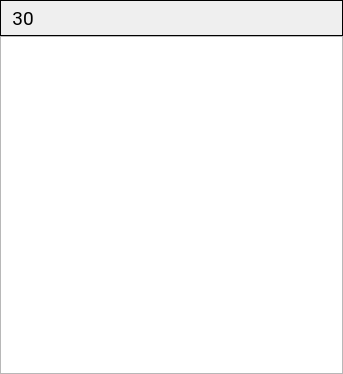
This is VPaHMI/CourseWork/headertableitem.ui in MangriMen/SibSUTIS5semester as Qt 5 draws it before an edit. The edited form follows.
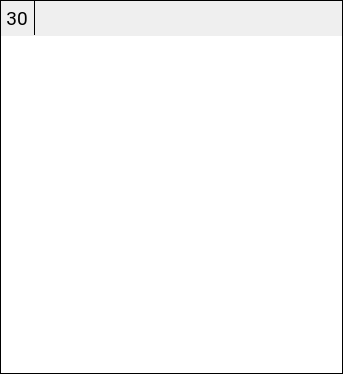
This is the edited form. Icons and pictures are not drawn.

```diff
--- a/VPaHMI/CourseWork/headertableitem.ui
+++ b/VPaHMI/CourseWork/headertableitem.ui
@@ -13,6 +13,11 @@
   <property name="windowTitle">
    <string>Form</string>
   </property>
+  <property name="styleSheet">
+   <string notr="true">#frameHeader {
+	border-bottom: 1px solid black;
+}</string>
+  </property>
   <layout class="QGridLayout" name="gridLayout">
    <property name="leftMargin">
     <number>0</number>
@@ -30,6 +35,36 @@
     <number>0</number>
    </property>
    <item row="1" column="0" colspan="2">
+    <widget class="QFrame" name="frameBox">
+     <property name="minimumSize">
+      <size>
+       <width>100</width>
+       <height>0</height>
+      </size>
+     </property>
+     <property name="frameShape">
+      <enum>QFrame::Box</enum>
+     </property>
+     <property name="frameShadow">
+      <enum>QFrame::Plain</enum>
+     </property>
+     <layout class="QGridLayout" name="gridLayout_3">
+      <property name="leftMargin">
+       <number>0</number>
+      </property>
+      <property name="topMargin">
+       <number>0</number>
+      </property>
+      <property name="rightMargin">
+       <number>0</number>
+      </property>
+      <property name="bottomMargin">
+       <number>0</number>
+      </property>
+      <property name="spacing">
+       <number>0</number>
+      </property>
+      <item row="2" column="0">
     <widget class="QTableView" name="tblData">
      <property name="font">
       <font>
@@ -37,6 +72,9 @@
        <pointsize>12</pointsize>
       </font>
      </property>
+        <property name="frameShape">
+         <enum>QFrame::NoFrame</enum>
+        </property>
      <property name="editTriggers">
       <set>QAbstractItemView::NoEditTriggers</set>
      </property>
@@ -60,23 +98,26 @@
      </attribute>
     </widget>
    </item>
-   <item row="0" column="1">
-    <widget class="QFrame" name="frame">
+      <item row="0" column="0">
+       <widget class="QFrame" name="frameHeader">
      <property name="sizePolicy">
       <sizepolicy hsizetype="Expanding" vsizetype="Minimum">
        <horstretch>0</horstretch>
        <verstretch>0</verstretch>
       </sizepolicy>
      </property>
+        <property name="styleSheet">
+         <string notr="true"/>
+        </property>
      <property name="frameShape">
-      <enum>QFrame::Panel</enum>
-     </property>
-     <layout class="QHBoxLayout" name="horizontalLayout">
-      <property name="spacing">
-       <number>0</number>
-      </property>
+         <enum>QFrame::NoFrame</enum>
+        </property>
+        <property name="frameShadow">
+         <enum>QFrame::Plain</enum>
+        </property>
+        <layout class="QGridLayout" name="gridLayout_2">
       <property name="leftMargin">
-       <number>5</number>
+          <number>0</number>
       </property>
       <property name="topMargin">
        <number>0</number>
@@ -85,20 +126,45 @@
        <number>0</number>
       </property>
       <property name="bottomMargin">
+          <number>1</number>
+         </property>
+         <property name="spacing">
        <number>0</number>
       </property>
-      <item>
+         <item row="0" column="2">
+          <widget class="QLabel" name="lblHeader">
+           <property name="sizePolicy">
+            <sizepolicy hsizetype="Expanding" vsizetype="Maximum">
+             <horstretch>0</horstretch>
+             <verstretch>0</verstretch>
+            </sizepolicy>
+           </property>
+           <property name="minimumSize">
+            <size>
+             <width>34</width>
+             <height>34</height>
+            </size>
+           </property>
+           <property name="font">
+            <font>
+             <family>Roboto</family>
+             <pointsize>14</pointsize>
+            </font>
+           </property>
+           <property name="alignment">
+            <set>Qt::AlignCenter</set>
+           </property>
+           <property name="margin">
+            <number>0</number>
+           </property>
+          </widget>
+         </item>
+         <item row="0" column="0">
        <widget class="QLabel" name="lblDay">
-        <property name="sizePolicy">
-         <sizepolicy hsizetype="Maximum" vsizetype="Maximum">
-          <horstretch>0</horstretch>
-          <verstretch>0</verstretch>
-         </sizepolicy>
-        </property>
         <property name="minimumSize">
          <size>
-          <width>34</width>
-          <height>34</height>
+             <width>32</width>
+             <height>32</height>
          </size>
         </property>
         <property name="font">
@@ -124,35 +190,7 @@
         </property>
        </widget>
       </item>
-      <item>
-       <widget class="QLabel" name="lblHeader">
-        <property name="sizePolicy">
-         <sizepolicy hsizetype="Expanding" vsizetype="Maximum">
-          <horstretch>0</horstretch>
-          <verstretch>0</verstretch>
-         </sizepolicy>
-        </property>
-        <property name="minimumSize">
-         <size>
-          <width>34</width>
-          <height>34</height>
-         </size>
-        </property>
-        <property name="font">
-         <font>
-          <family>Roboto</family>
-          <pointsize>14</pointsize>
-         </font>
-        </property>
-        <property name="alignment">
-         <set>Qt::AlignCenter</set>
-        </property>
-        <property name="margin">
-         <number>0</number>
-        </property>
-       </widget>
-      </item>
-      <item>
+         <item row="0" column="3">
        <widget class="QPushButton" name="btnConfigure">
         <property name="sizePolicy">
          <sizepolicy hsizetype="Fixed" vsizetype="Maximum">
@@ -188,6 +226,19 @@
         <property name="flat">
          <bool>true</bool>
         </property>
+          </widget>
+         </item>
+         <item row="0" column="1">
+          <widget class="Line" name="lnDayHeader">
+           <property name="frameShadow">
+            <enum>QFrame::Plain</enum>
+           </property>
+           <property name="orientation">
+            <enum>Qt::Vertical</enum>
+           </property>
+          </widget>
+         </item>
+        </layout>
        </widget>
       </item>
      </layout>
```
Lines whose indentation alone changed are shown as unchanged.
